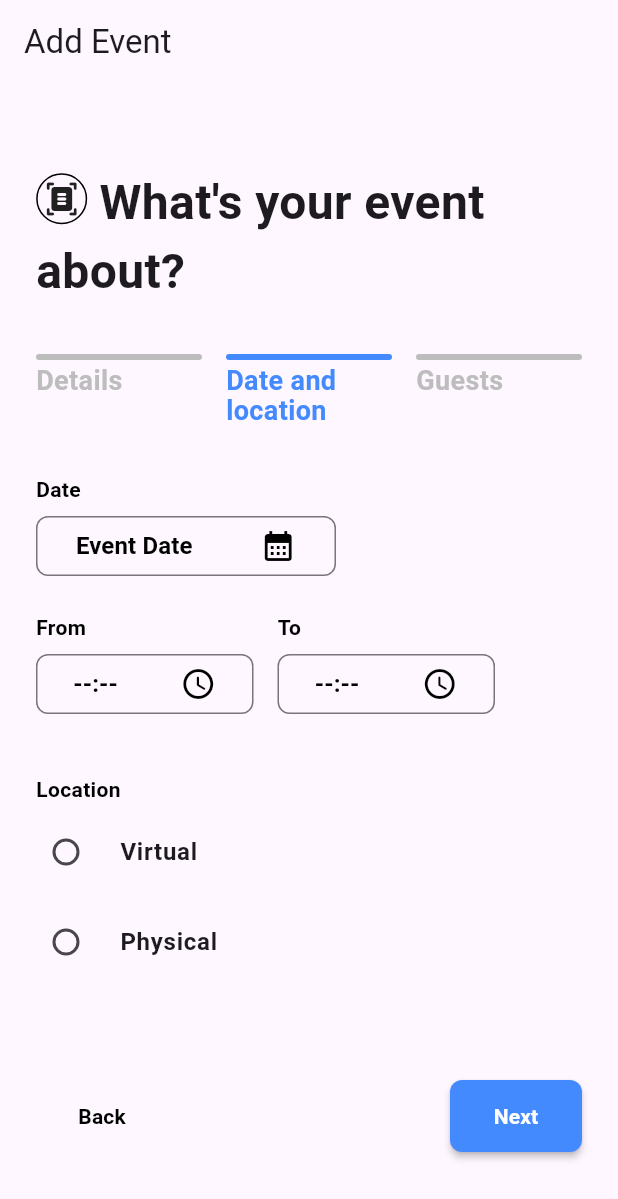
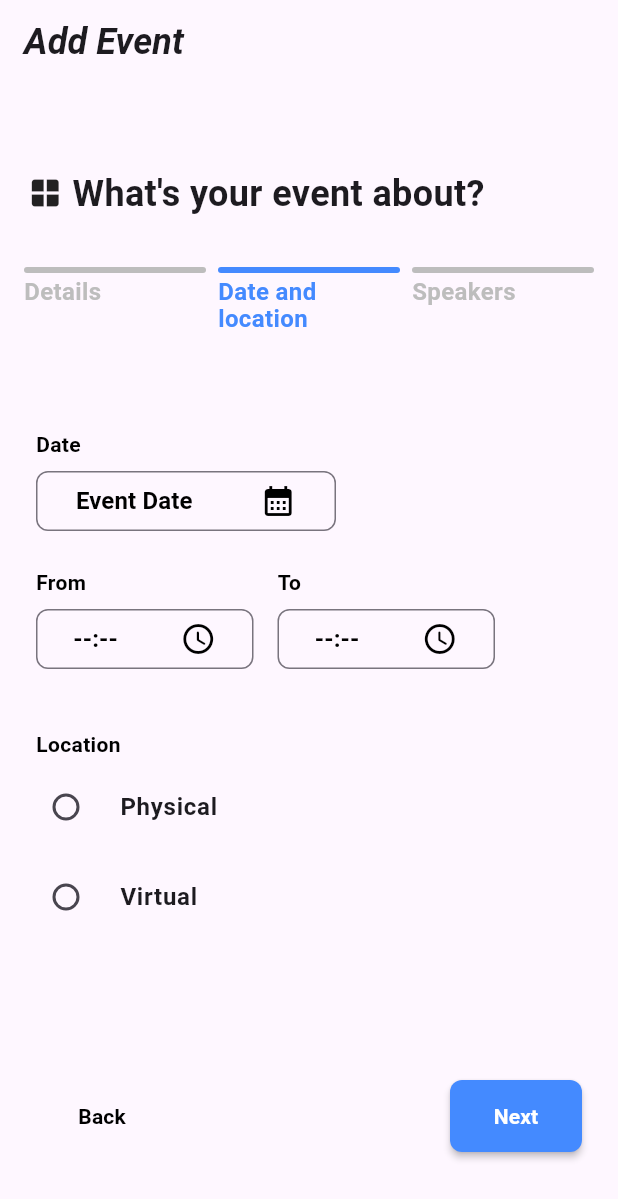
Before and after one commit to musabkmy/fire_playground, a Flutter app: the screen it shows after launch, after a tap on "Next", on a phone screen of 412 x 824 dp. Shown: the top 1199 px of the screen. Run offline on Flutter 3.47's test engine with Material 3 defaults, Android fonts, the phone set to English and light mode, and no system bars; our stand-ins replace cloud_firestore, firebase_auth, firebase_core, google_sign_in; accounts and stored records are empty.

Commit message:
create event 1.1.1

```diff
--- a/lib/features/create_event/create_event.dart
+++ b/lib/features/create_event/create_event.dart
@@ -1,6 +1,7 @@
 import 'package:fire_playground/features/create_event/data/create_event_data.dart';
 import 'package:fire_playground/features/create_event/layouts/event_date_and_location_layout.dart';
 import 'package:fire_playground/features/create_event/layouts/event_details_layout.dart';
+import 'package:fire_playground/features/create_event/layouts/event_speakers_layout.dart';
 import 'package:fire_playground/features/create_event/providers/page_controller_provider.dart';
 import 'package:fire_playground/features/create_event/shared/rectangle_painter.dart';
 import 'package:flutter/material.dart';
@@ -22,14 +23,20 @@ class _CreateEventState extends State<CreateEvent> {
     final pageControllerProvider = Provider.of<PageControllerProvider>(context);
     return Scaffold(
         appBar: AppBar(
-          title: Text('Add Event'),
+          title: Text(
+            'Add Event',
+            style: TextStyle(
+              fontWeight: FontWeight.bold,
+              fontSize: 24,
+              fontStyle: FontStyle.italic,
             ),
-        body: Padding(
-          padding: const EdgeInsets.symmetric(horizontal: 24.0),
-          child: Column(spacing: 32, children: [
+          ),
+        ),
+        body: Column(spacing: 32, children: [
           SizedBox(height: 24),
           BuildTop(),
           _buildSteps(),
+          SizedBox(),
           Expanded(
             child: PageView.builder(
               controller: pageControllerProvider.pageController,
@@ -40,22 +47,25 @@ class _CreateEventState extends State<CreateEvent> {
                   : index == 1
                       ? EventDateAndLocationLayout(
                           formKey: _dateAndLocationFormKey)
-                        : Placeholder(),
+                      : EventSpeakersLayout(),
             ),
           ),
           // SizedBox(height: 16),
           BuildActionButton(pageControllerProvider: pageControllerProvider),
           SizedBox(height: 24),
-          ]),
-        ));
+        ]));
   }
 
   Widget _buildSteps() {
-    return Row(
-      spacing: 16,
+    return Padding(
+      padding: EdgeInsets.symmetric(horizontal: 16),
+      child: Row(
+        spacing: 8,
         crossAxisAlignment: CrossAxisAlignment.start,
-      children:
-          stepTopData.entries.map((step) => BuildStepTop(item: step)).toList(),
+        children: stepTopData.entries
+            .map((step) => BuildStepTop(item: step))
+            .toList(),
+      ),
     );
   }
 }
@@ -70,7 +80,9 @@ class BuildActionButton extends StatelessWidget {
 
   @override
   Widget build(BuildContext context) {
-    return Row(
+    return Padding(
+      padding: EdgeInsets.symmetric(horizontal: 24.0),
+      child: Row(
         mainAxisAlignment: MainAxisAlignment.spaceBetween,
         children: [
           pageControllerProvider.atDetails
@@ -106,10 +118,13 @@ class BuildActionButton extends StatelessWidget {
             child: Text(
               pageControllerProvider.atLastPage ? 'Submit' : 'Next',
               style: TextStyle(
-                color: Colors.white, fontWeight: FontWeight.bold, fontSize: 14),
+                  color: Colors.white,
+                  fontWeight: FontWeight.bold,
+                  fontSize: 14),
             ),
           ),
         ],
+      ),
     );
   }
 }
@@ -139,8 +154,8 @@ class BuildStepTop extends StatelessWidget {
             Text(
               item.key,
               style: TextStyle(
-                fontSize: 18,
-                fontWeight: FontWeight.bold,
+                fontSize: 16,
+                fontWeight: FontWeight.w600,
                 height: 1.1,
                 color: item.value == pageControllerProvider.currentPageIndex
                     ? Colors.blueAccent
@@ -161,24 +176,18 @@ class BuildTop extends StatelessWidget {
   Widget build(BuildContext context) {
     return Container(
       alignment: AlignmentDirectional.centerStart,
+      padding: EdgeInsets.symmetric(horizontal: 18),
       child: Text.rich(TextSpan(children: [
         WidgetSpan(
-          child: Container(
-            padding: EdgeInsets.all(4.0),
-            decoration: BoxDecoration(
-              shape: BoxShape.circle,
-              border: Border.all(width: 1.0),
-            ),
           child: Icon(
-              Icons.document_scanner_rounded,
+            Icons.window,
             size: 24,
-            ),
           ),
         ),
         TextSpan(
           text: ' What\'s your event about?',
           style: TextStyle(
-            fontSize: 32,
+            fontSize: 24,
             fontWeight: FontWeight.bold,
           ),
         ),
--- a/lib/features/create_event/data/create_event_data.dart
+++ b/lib/features/create_event/data/create_event_data.dart
@@ -1,5 +1,5 @@
 final Map<String, int> stepTopData = {
   'Details': 0,
   'Date and location': 1,
-  'Guests': 2,
+  'Speakers': 2,
 };
--- a/lib/features/create_event/layouts/event_date_and_location_layout.dart
+++ b/lib/features/create_event/layouts/event_date_and_location_layout.dart
@@ -27,8 +27,8 @@ class _EventDateAndLocationLayoutState
     final DateTime? picked = await showDatePicker(
       context: context,
       initialDate: DateTime.now(),
-      firstDate: DateTime(2000),
-      lastDate: DateTime(2101),
+      firstDate: DateTime.now(),
+      lastDate: DateTime.now().add(Duration(days: 60)),
     );
 
     if (picked != null && picked != _selectedDate) {
@@ -62,6 +62,21 @@ class _EventDateAndLocationLayoutState
           _selectedEndTime = picked;
         });
       }
+    } else {
+      ScaffoldMessenger.of(context).showMaterialBanner(
+        MaterialBanner(
+          content: Text('Please select the start time first'),
+          // duration: Duration(seconds: 2),
+          actions: [
+            TextButton(
+              onPressed: () {
+                ScaffoldMessenger.of(context).hideCurrentMaterialBanner();
+              },
+              child: Text('OK'),
+            ),
+          ],
+        ),
+      );
     }
   }
 
@@ -70,6 +85,7 @@ class _EventDateAndLocationLayoutState
     // final pageControllerProvider = Provider.of<PageControllerProvider>(context);
 
     return SingleChildScrollView(
+      padding: EdgeInsets.symmetric(horizontal: 24.0),
       child: Column(
         spacing: 20,
         crossAxisAlignment: CrossAxisAlignment.start,
@@ -159,13 +175,15 @@ class _EventDateAndLocationLayoutState
                 return Column(
                   spacing: 4,
                   children: [
-                    RadioListTile<EventLocationType>(
+                    Theme(
+                      data: Theme.of(context)
+                          .copyWith(splashColor: Colors.transparent),
+                      child: RadioListTile<EventLocationType>(
                         title: Text(
                           option.label,
                           style: TextStyle(fontWeight: FontWeight.bold),
                         ),
                         activeColor: Colors.blueAccent,
-                      hoverColor: Colors.transparent,
                         value: option,
                         contentPadding: EdgeInsets.all(0),
                         groupValue: _selectedLocationOption,
@@ -176,9 +194,10 @@ class _EventDateAndLocationLayoutState
                           });
                         },
                       ),
+                    ),
                     if (_selectedLocationOption == option)
                       TextFormField(
-                        key: Key(option.label),
+                        // key: Key(option.label),
                         controller: _locationDescriptionController,
                         decoration: InputDecoration(
                           labelText: option.hint,
--- a/lib/features/create_event/layouts/event_details_layout.dart
+++ b/lib/features/create_event/layouts/event_details_layout.dart
@@ -21,6 +21,7 @@ class _EventDetailsLayoutState extends State<EventDetailsLayout> {
     return Form(
       key: widget.formKey,
       child: SingleChildScrollView(
+        padding: EdgeInsets.symmetric(horizontal: 24.0),
         child: Column(
           spacing: 8,
           children: [
--- /dev/null
+++ b/lib/features/create_event/layouts/event_speakers_layout.dart
@@ -0,0 +1,166 @@
+import 'package:fire_playground/features/create_event/shared_layout/app_text_form_field.dart';
+import 'package:flutter/material.dart';
+
+class EventSpeakersLayout extends StatefulWidget {
+  const EventSpeakersLayout({super.key});
+
+  @override
+  EventSpeakersLayoutState createState() => EventSpeakersLayoutState();
+}
+
+class EventSpeakersLayoutState extends State<EventSpeakersLayout> {
+  final List<Map<String, String>> _speakers = [];
+
+  final TextEditingController _nameController = TextEditingController();
+  final TextEditingController _titleController = TextEditingController();
+
+  int? _editingIndex;
+
+  @override
+  Widget build(BuildContext context) {
+    return SingleChildScrollView(
+      padding: EdgeInsets.symmetric(horizontal: 24.0),
+      child: Column(
+        spacing: 16,
+        children: [
+          AppTextFormField(
+            controller: _nameController,
+            title: 'Speaker Name',
+          ),
+          AppTextFormField(
+            controller: _titleController,
+            title: 'Job Title',
+          ),
+          Row(
+            mainAxisAlignment: MainAxisAlignment.spaceBetween,
+            children: [
+              _speakers.isEmpty
+                  ? SizedBox()
+                  : MaterialButton(
+                      onPressed: _showBottomSheet,
+                      child: Text(
+                        '${_speakers.length} Speaker(s)',
+                        style: TextStyle(
+                            color: Colors.black,
+                            decoration: TextDecoration.underline,
+                            decorationColor: Colors.black,
+                            fontWeight: FontWeight.bold,
+                            fontSize: 14),
+                      ),
+                    ),
+              MaterialButton(
+                onPressed: _saveSpeaker,
+                child: Text(
+                  _editingIndex == null ? 'Add Speaker' : 'Update Speaker',
+                  style: TextStyle(
+                      color: Colors.blueAccent,
+                      fontWeight: FontWeight.bold,
+                      fontSize: 16),
+                ),
+              ),
+            ],
+          ),
+        ],
+      ),
+    );
+  }
+
+  // Save or update a speaker
+  void _saveSpeaker() {
+    final name = _nameController.text.trim();
+    final title = _titleController.text.trim();
+
+    if (name.isNotEmpty && title.isNotEmpty) {
+      setState(() {
+        if (_editingIndex != null) {
+          // Update existing speaker
+          _speakers[_editingIndex!] = {'name': name, 'title': title};
+          _editingIndex = null; // Reset editing index
+        } else {
+          // Add new speaker
+          _speakers.add({'name': name, 'title': title});
+        }
+        // Clear text fields
+        _nameController.clear();
+        _titleController.clear();
+      });
+    }
+  }
+
+  void _showBottomSheet() {
+    showModalBottomSheet(
+      context: context,
+      isScrollControlled: true,
+      builder: (context) => Container(
+        height: MediaQuery.sizeOf(context).height * .5,
+        padding: EdgeInsets.symmetric(vertical: 8),
+        decoration: BoxDecoration(
+          color: Colors.red[10],
+          borderRadius: BorderRadius.only(
+              topLeft: Radius.circular(8), topRight: Radius.circular(8)),
+        ),
+        child: _speakers.isEmpty
+            ? Center(child: Text('No speakers added yet'))
+            : ListView.builder(
+                itemCount: _speakers.length,
+                itemBuilder: (context, index) {
+                  final speaker = _speakers[index];
+                  return ListTile(
+                    title: Text(speaker['name']!),
+                    subtitle: Text(speaker['title']!),
+                    trailing: Row(
+                      mainAxisSize: MainAxisSize.min,
+                      children: [
+                        // Edit button
+                        IconButton(
+                          icon: Icon(Icons.edit),
+                          onPressed: () {
+                            _editSpeaker(index);
+                            Navigator.pop(context);
+                          },
+                        ),
+                        // Delete button
+                        IconButton(
+                          icon: Icon(Icons.delete),
+                          onPressed: () {
+                            _deleteSpeaker(index);
+                            Navigator.pop(context);
+                          },
+                        ),
+                      ],
+                    ),
+                  );
+                },
+              ),
+      ),
+    );
+  }
+
+  // Edit a speaker
+  void _editSpeaker(int index) {
+    setState(() {
+      _editingIndex = index;
+      _nameController.text = _speakers[index]['name']!;
+      _titleController.text = _speakers[index]['title']!;
+    });
+  }
+
+  // Delete a speaker
+  void _deleteSpeaker(int index) {
+    setState(() {
+      _speakers.removeAt(index);
+      if (_editingIndex == index) {
+        _editingIndex = null;
+        _nameController.clear();
+        _titleController.clear();
+      }
+    });
+  }
+
+  @override
+  void dispose() {
+    _nameController.dispose();
+    _titleController.dispose();
+    super.dispose();
+  }
+}
--- a/lib/features/create_event/models/create_event_details_model.dart
+++ b/lib/features/create_event/models/create_event_details_model.dart
@@ -1,11 +1,11 @@
 import 'package:fire_playground/features/create_event/models/event_category.dart';
 
-class CreateEventDetailsModel {
+class EventDetailsModel {
   final String title;
   final EventCategory eventCategory;
   final String description;
 
-  CreateEventDetailsModel(
+  EventDetailsModel(
       {required this.title,
       required this.eventCategory,
       required this.description});
--- a/lib/features/create_event/models/event_location_type.dart
+++ b/lib/features/create_event/models/event_location_type.dart
@@ -3,9 +3,8 @@ class EventLocationType {
   final String label;
   final String hint;
 
-  static final _virtual = EventLocationType._('Virtual', 'Meeting address');
-  static final _physical =
-      EventLocationType._('Physical', 'Link to the meeting');
+  static final _physical = EventLocationType._('Physical', 'Meeting address');
+  static final _virtual = EventLocationType._('Virtual', 'Link to the meeting');
 
-  static final values = [_virtual, _physical];
+  static final values = [_physical, _virtual];
 }
--- a/pubspec.yaml
+++ b/pubspec.yaml
@@ -20,6 +20,7 @@ dependencies:
   provider: ^6.1.2
   intl: ^0.20.1
 
+
 dev_dependencies:
   flutter_test:
     sdk: flutter
```
Lines whose indentation alone changed are shown as unchanged.
